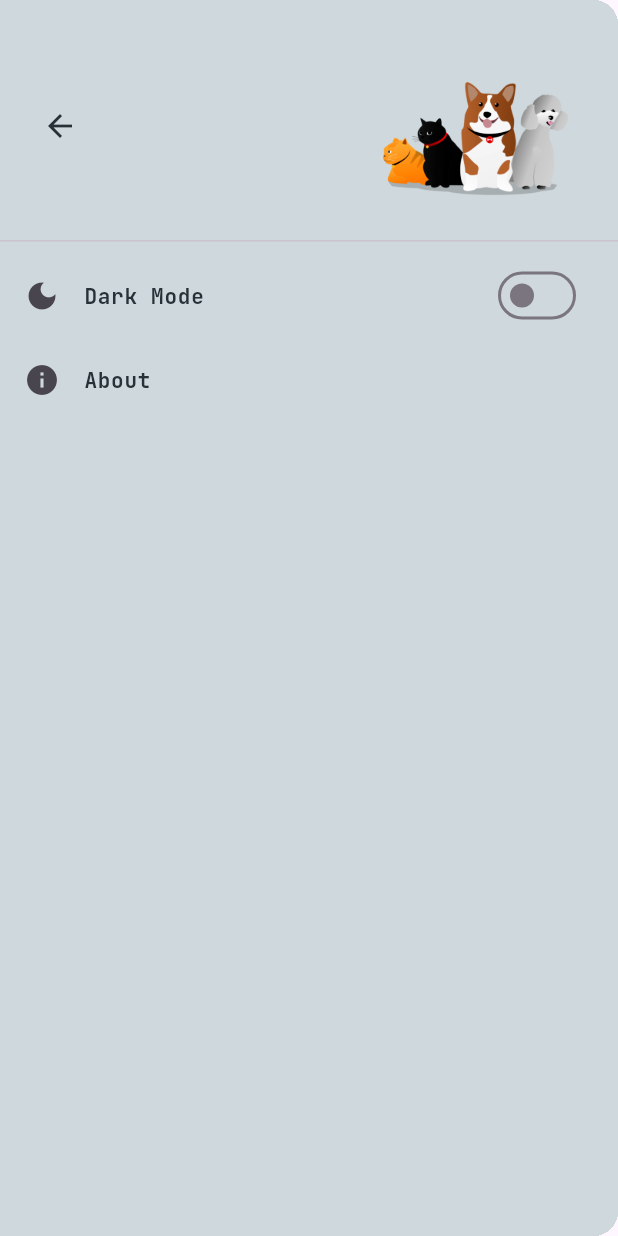
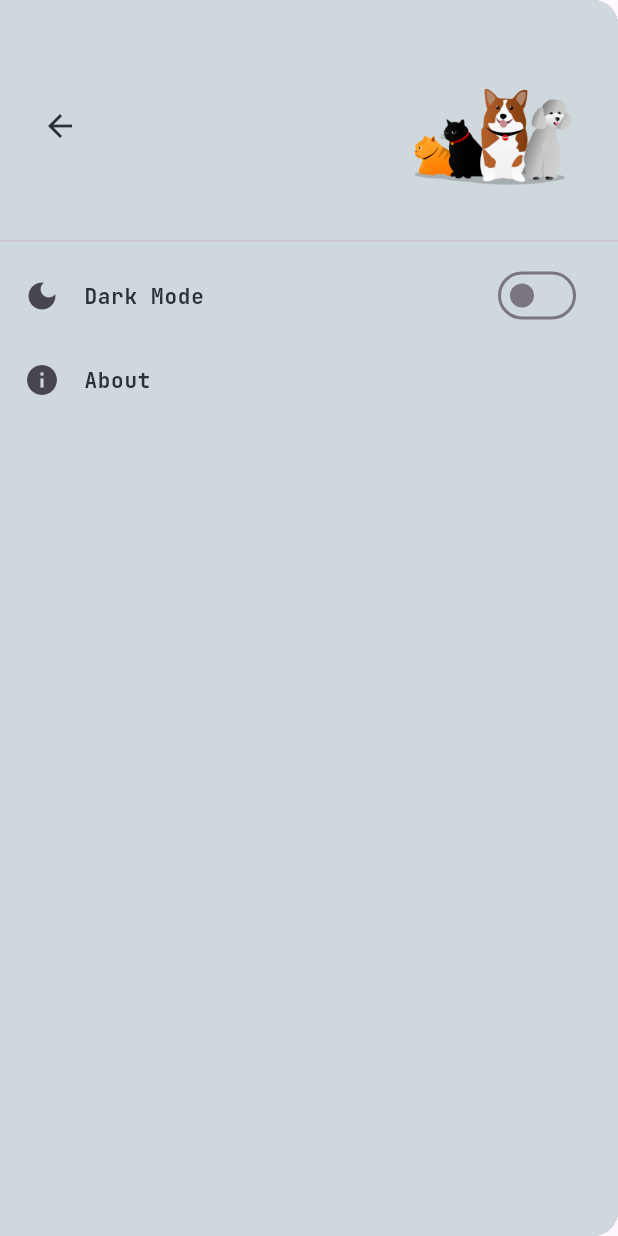
Before and after one commit to Victor-Zarzar/age-pet, a Flutter app: the DrawerComponent widget shown alone on an empty page, opened directly, on a phone screen of 412 x 824 dp. Run offline on Flutter 3.47's test engine with Material 3 defaults, Android fonts, the phone set to English and light mode, and no system bars; drawn by our look-alikes of getwidget; our stand-ins replace awesome_notifications, easy_localization, google_fonts, shared_preferences; accounts and stored records are empty.

Commit message:
Chore: update sdk and flutter version

```diff
--- a/lib/components/Drawer/drawer_app.dart
+++ b/lib/components/Drawer/drawer_app.dart
@@ -3,7 +3,6 @@ import 'package:age_pet/components/DartkTheme/provider_app.dart';
 import 'package:age_pet/pages/AboutPage/about_page.dart';
 import 'package:easy_localization/easy_localization.dart';
 import 'package:flutter/material.dart';
-import 'package:getwidget/getwidget.dart';
 import 'package:google_fonts/google_fonts.dart';
 import 'package:provider/provider.dart';
 
@@ -46,14 +45,8 @@ class _DrawerComponentState extends State<DrawerComponent> {
                             Navigator.pop(context);
                           },
                         ),
-                        GFAvatar(
-                          radius: 80.0,
-                          backgroundColor: notifier.isDark
-                              ? AppTheme.thirdColor
-                              : AppTheme.primaryColor,
-                          backgroundImage: const AssetImage(
-                            "assets/pets.png",
-                          ),
+                        Image.asset(
+                          'assets/pets.png',
                         ),
                       ],
                     ),
--- a/pubspec.yaml
+++ b/pubspec.yaml
@@ -19,7 +19,7 @@ publish_to: 'none' # Remove this line if you wish to publish to pub.dev
 version: 1.0.0+1
 
 environment:
-  sdk: '>=3.4.4 <4.0.0'
+  sdk: ^3.5.1
 
 # Dependencies specify other packages that your package needs in order to work.
 # To automatically upgrade your package dependencies to the latest versions
```
Also changed, not shown: pubspec.lock.
